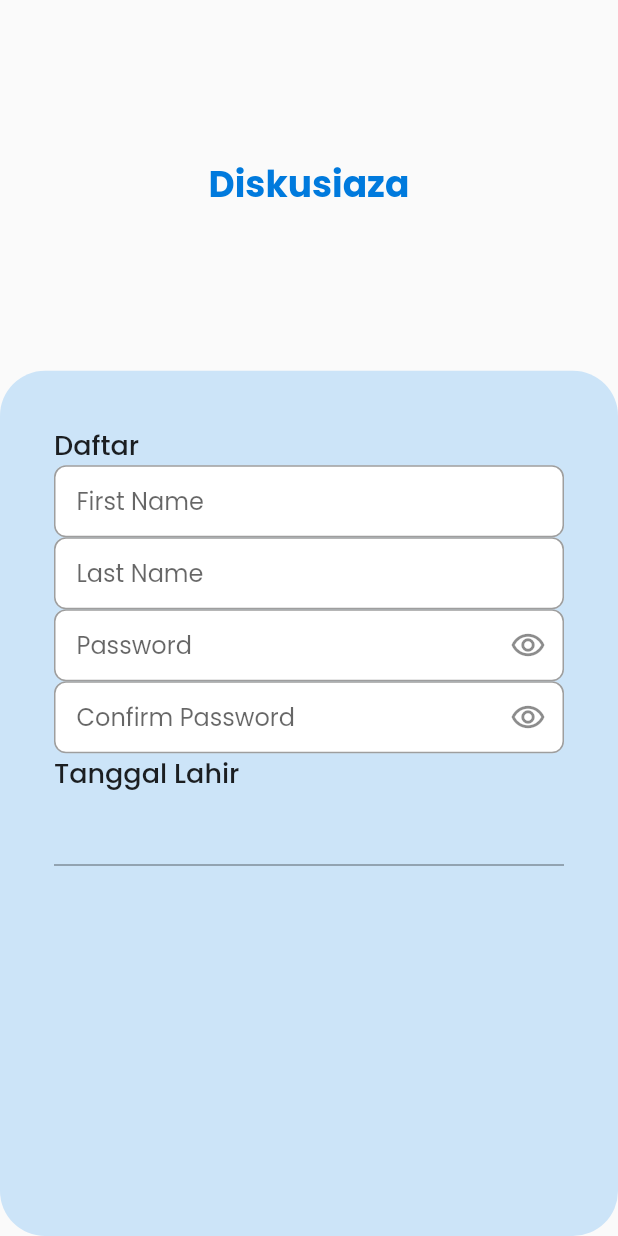
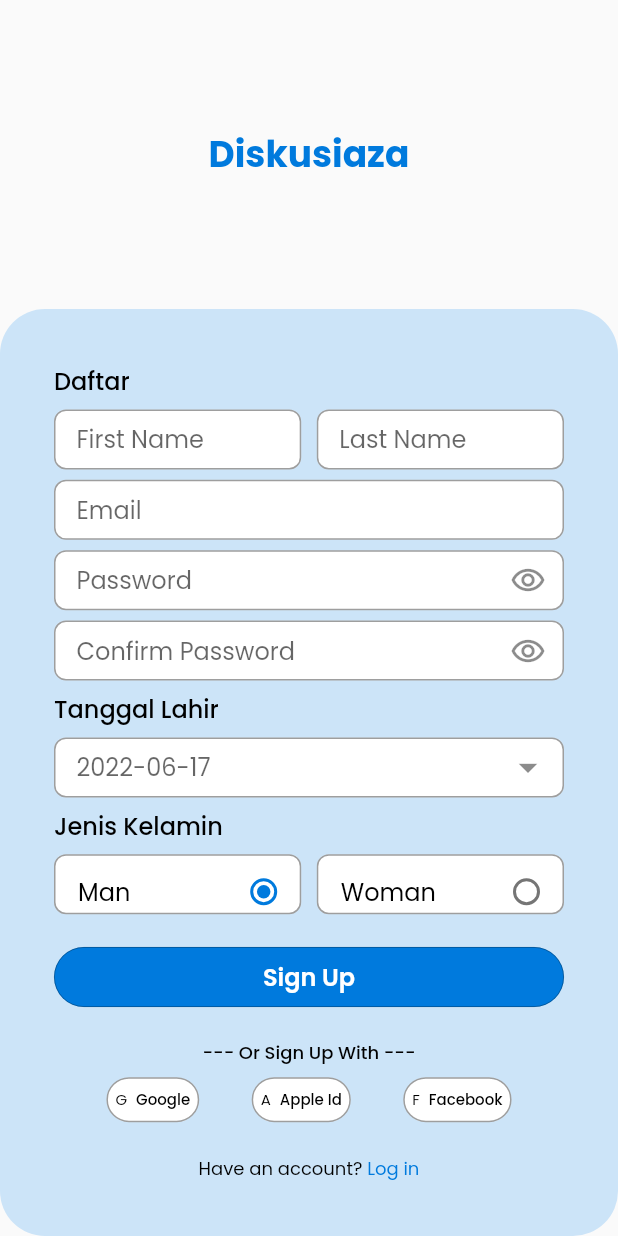
Before and after one commit to KelompokBesar32/Diskusiaza-FE-MOBILE, a Flutter app: the screen it shows after launch, on a phone screen of 412 x 824 dp. Run offline on Flutter 3.47's test engine with Material 2 defaults, Android fonts, the phone set to English and light mode, and no system bars; drawn by our look-alikes of datetime_picker_formfield; our stand-ins replace google_fonts, lottie.

Commit message:
progress completed ui register

```diff
--- a/diskusiaza_mobile/lib/screen/login/login_screen.dart
+++ b/diskusiaza_mobile/lib/screen/login/login_screen.dart
@@ -1,64 +1,64 @@
-import 'package:diskusiaza_mobile/shared/constant.dart';
-import 'package:flutter/material.dart';
+// import 'package:diskusiaza_mobile/shared/constant.dart';
+// import 'package:flutter/material.dart';
 
-class LoginScreen extends StatefulWidget {
-  const LoginScreen({Key? key}) : super(key: key);
+// class LoginScreen extends StatefulWidget {
+//   const LoginScreen({Key? key}) : super(key: key);
 
-  @override
-  State<LoginScreen> createState() => _LoginScreenState();
-}
+//   @override
+//   State<LoginScreen> createState() => _LoginScreenState();
+// }
 
-class _LoginScreenState extends State<LoginScreen> {
-  @override
-  Widget build(BuildContext context) {
-    var mediaQueryData = MediaQuery.of(context);
-    var height = mediaQueryData.size.height;
-    var width = mediaQueryData.size.width;
+// class _LoginScreenState extends State<LoginScreen> {
+//   @override
+//   Widget build(BuildContext context) {
+//     var mediaQueryData = MediaQuery.of(context);
+//     var height = mediaQueryData.size.height;
+//     var width = mediaQueryData.size.width;
 
-    return Scaffold(
-      body: Column(
-        children: [
-          Expanded(
-            child: Column(
-              children: [
-                SizedBox(
-                  height: height * 0.3,
-                  width: width,
-                  child: Center(
-                    child: Text(
-                      'Diskusiaza',
-                      style: poppinsBold,
-                    ),
-                  ),
-                ),
-                SizedBox(
-                  height: height * 0.7,
-                  width: width,
-                  child: Container(
-                    decoration: BoxDecoration(
-                      borderRadius: BorderRadius.circular(30),
-                      color: background,
-                    ),
-                    padding: const EdgeInsets.all(36.0),
-                    child: Column(
-                      crossAxisAlignment: CrossAxisAlignment.start,
-                      children: [
-                        Text(
-                          'Daftar',
-                          style: poppinsRegular,
-                        ),
-                        Row(
-                          children: [],
-                        ),
-                      ],
-                    ),
-                  ),
-                ),
-              ],
-            ),
-          ),
-        ],
-      ),
-    );
-  }
-}
+//     return Scaffold(
+//       body: Column(
+//         children: [
+//           Expanded(
+//             child: Column(
+//               children: [
+//                 SizedBox(
+//                   height: height * 0.3,
+//                   width: width,
+//                   child: Center(
+//                     child: Text(
+//                       'Diskusiaza',
+//                       style: poppinsBold,
+//                     ),
+//                   ),
+//                 ),
+//                 SizedBox(
+//                   height: height * 0.7,
+//                   width: width,
+//                   child: Container(
+//                     decoration: BoxDecoration(
+//                       borderRadius: BorderRadius.circular(30),
+//                       color: background,
+//                     ),
+//                     padding: const EdgeInsets.all(36.0),
+//                     child: Column(
+//                       crossAxisAlignment: CrossAxisAlignment.start,
+//                       children: [
+//                         Text(
+//                           'Daftar',
+//                           style: poppinsRegular,
+//                         ),
+//                         Row(
+//                           children: [],
+//                         ),
+//                       ],
+//                     ),
+//                   ),
+//                 ),
+//               ],
+//             ),
+//           ),
+//         ],
+//       ),
+//     );
+//   }
+// }
--- a/diskusiaza_mobile/lib/screen/register/register_screen.dart
+++ b/diskusiaza_mobile/lib/screen/register/register_screen.dart
@@ -1,5 +1,8 @@
 import 'package:diskusiaza_mobile/shared/constant.dart';
-import 'package:diskusiaza_mobile/widgets/InputTextField.dart';
+import 'package:diskusiaza_mobile/widgets/button_primary.dart';
+import 'package:diskusiaza_mobile/widgets/input_date_picker.dart';
+import 'package:diskusiaza_mobile/widgets/input_gender_picker.dart';
+import 'package:diskusiaza_mobile/widgets/input_text_field.dart';
 import 'package:flutter/material.dart';
 
 class RegisterScreen extends StatefulWidget {
@@ -16,6 +19,18 @@ class _RegisterScreenState extends State<RegisterScreen> {
   final emailController = TextEditingController();
   final passwordController = TextEditingController();
   final confirmPasswordController = TextEditingController();
+  final dateController = TextEditingController();
+
+  @override
+  void dispose() {
+    firstNameController.dispose();
+    lastNameController.dispose();
+    emailController.dispose();
+    passwordController.dispose();
+    confirmPasswordController.dispose();
+    dateController.dispose();
+    super.dispose();
+  }
 
   @override
   Widget build(BuildContext context) {
@@ -25,46 +40,63 @@ class _RegisterScreenState extends State<RegisterScreen> {
 
     return Scaffold(
       resizeToAvoidBottomInset: false,
-      body: Column(
+      body: SafeArea(
+        child: Stack(
           children: [
             SizedBox(
-            height: height * 0.3,
+              height: height * 0.25,
               width: width,
               child: Center(
                 child: Text(
                   'Diskusiaza',
-                style: poppinsBold,
+                  style: poppinsBold(24, infoColor),
                 ),
               ),
             ),
-          Container(
-            height: height * 0.7,
+            Align(
+              alignment: Alignment.bottomCenter,
+              child: Container(
+                height: height * 0.75,
                 width: width,
                 decoration: BoxDecoration(
                   borderRadius: BorderRadius.circular(30),
-              color: background,
+                  color: backgroundPrimaryColor,
                 ),
                 padding: const EdgeInsets.all(36.0),
+                child: Form(
+                  key: _formKey,
                   child: Column(
                     crossAxisAlignment: CrossAxisAlignment.start,
+                    mainAxisAlignment: MainAxisAlignment.spaceBetween,
                     children: [
                       Text(
                         'Daftar',
-                  style: poppinsRegular,
+                        style: poppinsRegular(16, Colors.black),
                       ),
-                Form(
-                  key: _formKey,
-                  child: Column(
-                    crossAxisAlignment: CrossAxisAlignment.start,
+                      Row(
+                        mainAxisAlignment: MainAxisAlignment.spaceBetween,
                         children: [
-                      InputTextField(
+                          SizedBox(
+                            width: width * 0.4,
+                            child: InputTextField(
                               controller: firstNameController,
                               hintText: 'First Name',
                               suffix: false,
                             ),
-                      InputTextField(
+                          ),
+                          SizedBox(
+                            width: width * 0.4,
+                            child: InputTextField(
                               controller: lastNameController,
                               hintText: 'Last Name',
+                              suffix: false,
+                            ),
+                          ),
+                        ],
+                      ),
+                      InputTextField(
+                        controller: emailController,
+                        hintText: 'Email',
                         suffix: false,
                       ),
                       InputTextField(
@@ -73,19 +105,104 @@ class _RegisterScreenState extends State<RegisterScreen> {
                         suffix: true,
                       ),
                       InputTextField(
-                        controller: passwordController,
+                        controller: confirmPasswordController,
                         hintText: 'Confirm Password',
                         suffix: true,
                       ),
                       Text(
                         'Tanggal Lahir',
-                        style: poppinsRegular,
+                        style: poppinsRegular(16, Colors.black),
                       ),
-                      TextField()
+                      InputDatePicker(
+                        dateController: dateController,
+                      ),
+                      Text(
+                        'Jenis Kelamin',
+                        style: poppinsRegular(16, Colors.black),
+                      ),
+                      GenderPicker(height: height, width: width),
+                      const SizedBox(height: 8),
+                      ButtonPrimary(
+                        width: width,
+                        label: 'Sign Up',
+                        onCreate: () {
+                          if (_formKey.currentState!.validate()) {
+                            print('Success');
+                          }
+                        },
+                      ),
+                      const SizedBox(height: 8),
+                      Align(
+                        alignment: Alignment.center,
+                        child: Text(
+                          '--- Or Sign Up With ---',
+                          style: poppinsRegular(12, Colors.black),
+                        ),
+                      ),
+                      Row(
+                        mainAxisAlignment: MainAxisAlignment.spaceEvenly,
+                        children: [
+                          addOnSignUp('G', 'Google'),
+                          addOnSignUp('A', 'Apple Id'),
+                          addOnSignUp('F', 'Facebook'),
+                        ],
+                      ),
+                      const SizedBox(height: 8),
+                      Row(
+                        mainAxisAlignment: MainAxisAlignment.center,
+                        children: [
+                          Text(
+                            'Have an account? ',
+                            style: poppinsLight(12, Colors.black),
+                          ),
+                          GestureDetector(
+                            onTap: () {},
+                            child: Text(
+                              'Log in',
+                              style: poppinsLight(12, infoColor),
+                            ),
+                          ),
+                        ],
+                      ),
                     ],
                   ),
                 ),
+              ),
+            ),
           ],
+        ),
+      ),
+    );
+  }
+
+  Container addOnSignUp(String logo, String value) {
+    return Container(
+      height: 30,
+      padding: const EdgeInsets.symmetric(horizontal: 5),
+      decoration: BoxDecoration(
+        color: Colors.white,
+        borderRadius: BorderRadius.circular(30),
+        border: Border.all(
+          color: Colors.black38,
+          width: 1,
+        ),
+      ),
+      child: Row(
+        mainAxisAlignment: MainAxisAlignment.spaceBetween,
+        children: [
+          Text(
+            logo,
+            style: poppinsLight(
+              10,
+              Colors.black,
+            ),
+          ),
+          const SizedBox(width: 6),
+          Text(
+            value,
+            style: poppinsRegular(
+              10,
+              Colors.black,
             ),
           ),
         ],
--- a/diskusiaza_mobile/lib/shared/constant.dart
+++ b/diskusiaza_mobile/lib/shared/constant.dart
@@ -1,32 +1,37 @@
 import 'package:flutter/material.dart';
 import 'package:google_fonts/google_fonts.dart';
 
-const Color primary = Color(0xFF26747E);
-const Color success = Color(0xFF36a5b2);
-const Color info = Color(0xFF007ADD);
-const Color background = Color(0xFFCCE4F8);
+const Color primaryColor = Color(0xFF26747E);
+const Color successColor = Color(0xFF36a5b2);
+const Color infoColor = Color(0xFF007ADD);
+const Color backgroundPrimaryColor = Color(0xFFCCE4F8);
 
-TextStyle poppinsRegular = GoogleFonts.poppins(
-  fontWeight: FontWeight.w500,
-  fontSize: 18,
-);
+TextStyle poppinsExLight(double size, Color color) => GoogleFonts.poppins(
+      fontWeight: FontWeight.w200,
+      fontSize: size,
+      color: color,
+    );
 
-TextStyle poppinsMedium = GoogleFonts.poppins(
-  fontWeight: FontWeight.w600,
-  fontSize: 18,
-);
+TextStyle poppinsLight(double size, Color color) => GoogleFonts.poppins(
+      fontWeight: FontWeight.w400,
+      fontSize: size,
+      color: color,
+    );
 
-TextStyle poppinsBold = GoogleFonts.poppins(
-  fontWeight: FontWeight.bold,
-  fontSize: 24,
-  color: info,
-);
+TextStyle poppinsRegular(double size, Color color) => GoogleFonts.poppins(
+      fontWeight: FontWeight.w500,
+      fontSize: size,
+      color: color,
+    );
 
-TextStyle poppinsLight = GoogleFonts.poppins(
-  fontWeight: FontWeight.w400,
-  fontSize: 16,
-);
+TextStyle poppinsMedium(double size, Color color) => GoogleFonts.poppins(
+      fontWeight: FontWeight.w600,
+      fontSize: size,
+      color: color,
+    );
 
-TextStyle poppinsExLight = GoogleFonts.poppins(
-  fontWeight: FontWeight.w200,
-);
+TextStyle poppinsBold(double size, Color color) => GoogleFonts.poppins(
+      fontWeight: FontWeight.bold,
+      fontSize: size,
+      color: color,
+    );
--- a/diskusiaza_mobile/lib/widgets/InputTextField.dart
+++ /dev/null
@@ -1,75 +0,0 @@
-import 'package:flutter/material.dart';
-import 'package:diskusiaza_mobile/shared/constant.dart';
-
-class InputTextField extends StatelessWidget {
-  const InputTextField({
-    Key? key,
-    required this.controller,
-    required this.hintText,
-    required this.suffix,
-  }) : super(key: key);
-
-  final TextEditingController controller;
-  final String hintText;
-  final bool suffix;
-
-  @override
-  Widget build(BuildContext context) {
-    bool isHidden = false;
-    return TextFormField(
-      autofocus: false,
-      controller: controller,
-      keyboardType: TextInputType.name,
-      validator: (value) {
-        if (value!.isEmpty) {
-          return ("Please Enter Your $hintText");
-        }
-        return null;
-      },
-      onSaved: (value) {
-        controller.text = value!;
-      },
-      textInputAction: TextInputAction.done,
-      style: poppinsLight,
-      decoration: InputDecoration(
-        fillColor: Colors.white,
-        filled: true,
-        contentPadding: const EdgeInsets.symmetric(horizontal: 15),
-        hintText: hintText,
-        suffixIcon: !suffix
-            ? null
-            : IconButton(
-                onPressed: () {
-                  isHidden = !isHidden;
-                },
-                icon: !isHidden
-                    ? const Icon(Icons.remove_red_eye_outlined)
-                    : const Icon(
-                        Icons.remove_red_eye,
-                      ),
-              ),
-        border: OutlineInputBorder(
-          borderRadius: BorderRadius.circular(8),
-          borderSide: const BorderSide(
-            color: Colors.black38,
-            width: 1,
-          ),
-        ),
-        enabledBorder: OutlineInputBorder(
-          borderRadius: BorderRadius.circular(8),
-          borderSide: const BorderSide(
-            color: Colors.black38,
-            width: 1,
-          ),
-        ),
-        focusedBorder: OutlineInputBorder(
-          borderRadius: BorderRadius.circular(8),
-          borderSide: const BorderSide(
-            color: info,
-            width: 1,
-          ),
-        ),
-      ),
-    );
-  }
-}
--- /dev/null
+++ b/diskusiaza_mobile/lib/widgets/button_primary.dart
@@ -0,0 +1,42 @@
+import 'package:diskusiaza_mobile/shared/constant.dart';
+import 'package:flutter/material.dart';
+
+class ButtonPrimary extends StatelessWidget {
+  const ButtonPrimary({
+    Key? key,
+    required this.width,
+    required this.label,
+    required this.onCreate,
+  }) : super(key: key);
+
+  final double width;
+  final String label;
+  final Function() onCreate;
+
+  @override
+  Widget build(BuildContext context) {
+    return SizedBox(
+      width: width,
+      height: 40,
+      child: TextButton(
+        style: ButtonStyle(
+          backgroundColor: MaterialStateProperty.all<Color>(infoColor),
+          shape: MaterialStateProperty.all<RoundedRectangleBorder>(
+            RoundedRectangleBorder(
+              borderRadius: BorderRadius.circular(30),
+              side: const BorderSide(
+                color: Colors.black38,
+                width: 0.5,
+              ),
+            ),
+          ),
+        ),
+        onPressed: onCreate,
+        child: Text(
+          label,
+          style: poppinsMedium(16, Colors.white),
+        ),
+      ),
+    );
+  }
+}
--- /dev/null
+++ b/diskusiaza_mobile/lib/widgets/input_date_picker.dart
@@ -0,0 +1,72 @@
+import 'package:flutter/material.dart';
+import 'package:intl/intl.dart';
+import 'package:datetime_picker_formfield/datetime_picker_formfield.dart';
+import 'package:diskusiaza_mobile/shared/constant.dart';
+
+class InputDatePicker extends StatelessWidget {
+  const InputDatePicker({
+    Key? key,
+    required this.dateController,
+  }) : super(key: key);
+
+  final TextEditingController dateController;
+
+  @override
+  Widget build(BuildContext context) {
+    final formatter = DateFormat('yyyy-MM-dd');
+
+    return SizedBox(
+      height: 40,
+      child: DateTimeField(
+        controller: dateController,
+        format: formatter,
+        onShowPicker: (context, currValue) async {
+          final date = await showDatePicker(
+            context: context,
+            initialDate: currValue ?? DateTime.now(),
+            firstDate: DateTime(1945),
+            lastDate: DateTime.now(),
+          );
+
+          if (date != null) {
+            return date;
+          } else {
+            return currValue;
+          }
+        },
+        style: poppinsLight(16, Colors.black),
+        decoration: InputDecoration(
+          fillColor: Colors.white,
+          filled: true,
+          contentPadding: const EdgeInsets.symmetric(horizontal: 15),
+          hintText: formatter.format(DateTime.now()),
+          suffixIcon: const Icon(
+            Icons.arrow_drop_down,
+            size: 30,
+          ),
+          border: OutlineInputBorder(
+            borderRadius: BorderRadius.circular(8),
+            borderSide: const BorderSide(
+              color: Colors.black38,
+              width: 1,
+            ),
+          ),
+          enabledBorder: OutlineInputBorder(
+            borderRadius: BorderRadius.circular(8),
+            borderSide: const BorderSide(
+              color: Colors.black38,
+              width: 1,
+            ),
+          ),
+          focusedBorder: OutlineInputBorder(
+            borderRadius: BorderRadius.circular(8),
+            borderSide: const BorderSide(
+              color: infoColor,
+              width: 1,
+            ),
+          ),
+        ),
+      ),
+    );
+  }
+}
--- /dev/null
+++ b/diskusiaza_mobile/lib/widgets/input_gender_picker.dart
@@ -0,0 +1,94 @@
+import 'package:diskusiaza_mobile/shared/constant.dart';
+import 'package:flutter/material.dart';
+
+enum Gender { man, woman }
+
+class GenderPicker extends StatefulWidget {
+  final double height;
+  final double width;
+  const GenderPicker({
+    Key? key,
+    required this.height,
+    required this.width,
+  }) : super(key: key);
+
+  @override
+  State<GenderPicker> createState() => _GenderPickerState();
+}
+
+class _GenderPickerState extends State<GenderPicker> {
+  Gender _gender = Gender.man;
+  @override
+  Widget build(BuildContext context) {
+    return Row(
+      mainAxisAlignment: MainAxisAlignment.spaceBetween,
+      children: [
+        Container(
+          width: widget.width * 0.4,
+          height: 40,
+          padding: const EdgeInsets.only(left: 15),
+          decoration: BoxDecoration(
+            color: Colors.white,
+            borderRadius: BorderRadius.circular(8),
+            border: Border.all(
+              color: Colors.black38,
+              width: 1,
+            ),
+          ),
+          child: ListTile(
+            dense: true,
+            title: Text(
+              'Man',
+              style: poppinsLight(16, Colors.black),
+            ),
+            contentPadding: const EdgeInsets.only(
+              left: 0,
+              right: 0,
+            ),
+            trailing: Radio<Gender>(
+              activeColor: infoColor,
+              value: Gender.man,
+              groupValue: _gender,
+              onChanged: (value) {
+                setState(() {
+                  _gender = value!;
+                });
+              },
+            ),
+          ),
+        ),
+        Container(
+          width: widget.width * 0.4,
+          height: 40,
+          padding: const EdgeInsets.only(left: 15),
+          decoration: BoxDecoration(
+            color: Colors.white,
+            borderRadius: BorderRadius.circular(8),
+            border: Border.all(
+              color: Colors.black38,
+              width: 1,
+            ),
+          ),
+          child: ListTile(
+            dense: true,
+            title: Text(
+              'Woman',
+              style: poppinsLight(16, Colors.black),
+            ),
+            contentPadding: const EdgeInsets.all(0),
+            trailing: Radio<Gender>(
+              activeColor: infoColor,
+              value: Gender.woman,
+              groupValue: _gender,
+              onChanged: (value) {
+                setState(() {
+                  _gender = value!;
+                });
+              },
+            ),
+          ),
+        ),
+      ],
+    );
+  }
+}
--- /dev/null
+++ b/diskusiaza_mobile/lib/widgets/input_text_field.dart
@@ -0,0 +1,78 @@
+import 'package:flutter/material.dart';
+import 'package:diskusiaza_mobile/shared/constant.dart';
+
+class InputTextField extends StatelessWidget {
+  const InputTextField({
+    Key? key,
+    required this.controller,
+    required this.hintText,
+    required this.suffix,
+  }) : super(key: key);
+
+  final TextEditingController controller;
+  final String hintText;
+  final bool suffix;
+
+  @override
+  Widget build(BuildContext context) {
+    bool isHidden = false;
+    return SizedBox(
+      height: 40,
+      child: TextFormField(
+        autofocus: false,
+        controller: controller,
+        keyboardType: TextInputType.text,
+        validator: (value) {
+          if (value!.isEmpty) {
+            return ("Please Enter Your $hintText");
+          }
+          return null;
+        },
+        onSaved: (value) {
+          controller.text = value!;
+        },
+        textInputAction: TextInputAction.done,
+        style: poppinsLight(16, Colors.black),
+        decoration: InputDecoration(
+          fillColor: Colors.white,
+          filled: true,
+          contentPadding: const EdgeInsets.symmetric(horizontal: 15),
+          hintText: hintText,
+          suffixIcon: !suffix
+              ? null
+              : IconButton(
+                  onPressed: () {
+                    isHidden = !isHidden;
+                  },
+                  icon: !isHidden
+                      ? const Icon(Icons.remove_red_eye_outlined)
+                      : const Icon(
+                          Icons.remove_red_eye,
+                        ),
+                ),
+          border: OutlineInputBorder(
+            borderRadius: BorderRadius.circular(8),
+            borderSide: const BorderSide(
+              color: Colors.black38,
+              width: 1,
+            ),
+          ),
+          enabledBorder: OutlineInputBorder(
+            borderRadius: BorderRadius.circular(8),
+            borderSide: const BorderSide(
+              color: Colors.black38,
+              width: 1,
+            ),
+          ),
+          focusedBorder: OutlineInputBorder(
+            borderRadius: BorderRadius.circular(8),
+            borderSide: const BorderSide(
+              color: infoColor,
+              width: 1,
+            ),
+          ),
+        ),
+      ),
+    );
+  }
+}
--- a/diskusiaza_mobile/pubspec.yaml
+++ b/diskusiaza_mobile/pubspec.yaml
@@ -36,7 +36,8 @@ dependencies:
   cupertino_icons: ^1.0.2
   lottie: ^1.3.0
   google_fonts: ^3.0.1
-  date_time_picker: ^2.1.0
+  intl: ^0.17.0
+  datetime_picker_formfield: ^2.0.0
 
 dev_dependencies:
   flutter_test:
```
Also changed, not shown: diskusiaza_mobile/pubspec.lock. Lines whose indentation alone changed are shown as unchanged.
